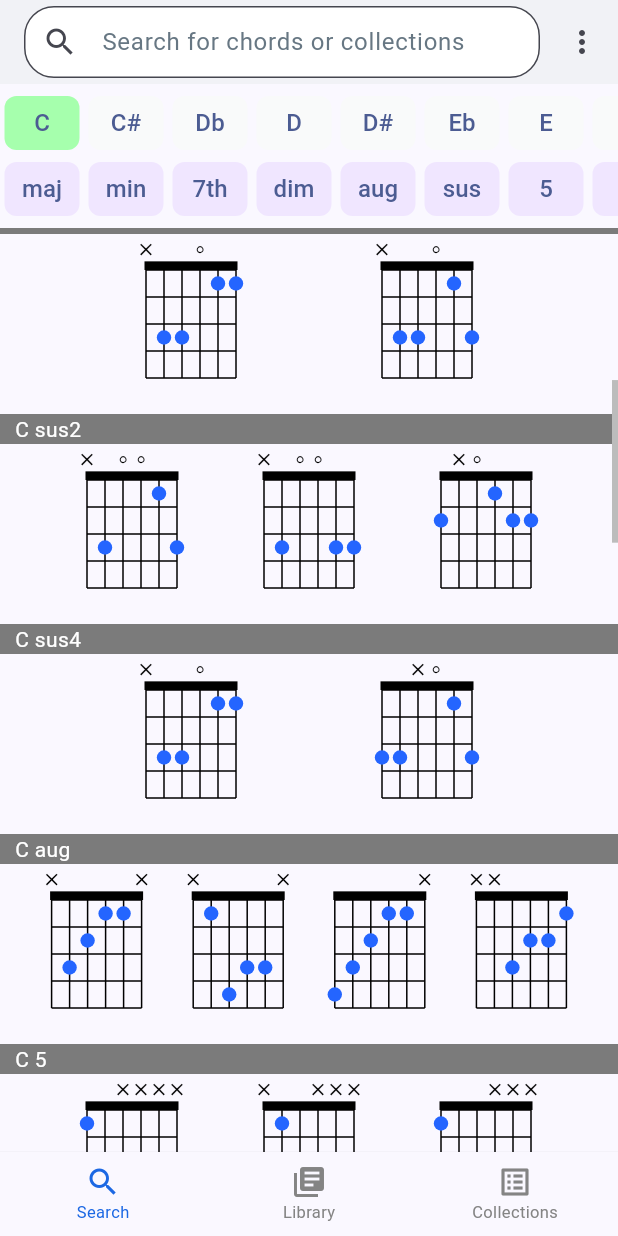
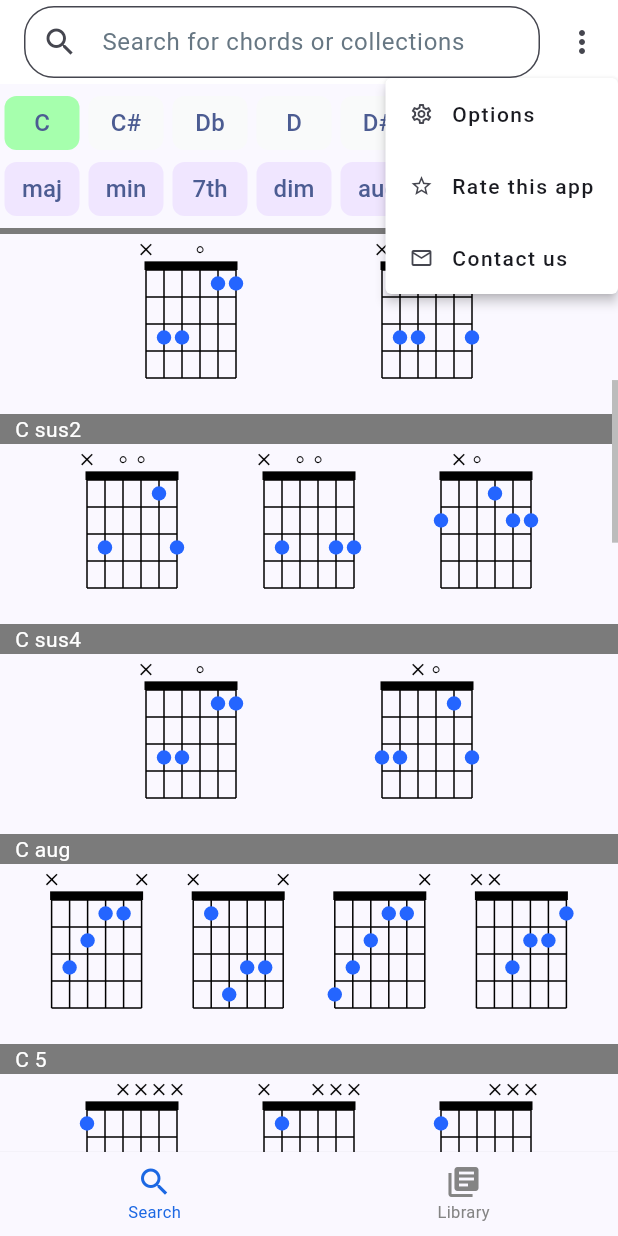
Before and after one commit to dantehemerson/chords-legacy, a Flutter app: the screen it shows after launch, scrolled down 576 dp, after a tap on the "more vert" icon, on a phone screen of 412 x 824 dp. Run offline on Flutter 3.47's test engine with Material 3 defaults, Android fonts, the phone set to English and light mode, and no system bars; our stand-ins replace flutter_keyboard_visibility; missing offline and left inert: flutter_midi_pro, keyboard_attachable.

Commit message:
Add menu options

```diff
--- a/lib/bottom_navigation_view/bottom_bar_view.dart
+++ b/lib/bottom_navigation_view/bottom_bar_view.dart
@@ -35,12 +35,12 @@ class BottomBar extends StatelessWidget {
           ),
           label: 'Library',
         ),
-        BottomNavigationBarItem(
-          icon: Icon(
-            Icons.list_alt,
-          ),
-          label: 'Collections',
-        ),
+        // BottomNavigationBarItem(
+        //   icon: Icon(
+        //     Icons.list_alt,
+        //   ),
+        //   label: 'Collections',
+        // ),
       ],
     );
   }
--- a/lib/views/chord_detail_view.dart
+++ b/lib/views/chord_detail_view.dart
@@ -12,7 +12,7 @@ class ChordDetailView extends StatelessWidget {
     return Scaffold(
         appBar: AppBar(
           title: Text(chord.name),
-          backgroundColor: Colors.blue,
+          backgroundColor: Colors.white,
         ),
         body: Column(children: [
           Column(children: [
--- a/lib/views/search_view.dart
+++ b/lib/views/search_view.dart
@@ -21,13 +21,12 @@ class SearchViewState extends State<SearchView> {
   FiltersModel filters = FiltersModel();
   TextEditingController txt = TextEditingController();
   FocusNode searchFieldFocusNode = FocusNode();
-  // isSearching is attached to the focus of the searchField
   bool _isSearching = false;
 
   @override
   void initState() {
     super.initState();
-    searchFieldFocusNode = FocusNode(debugLabel: 'Button');
+    searchFieldFocusNode = FocusNode();
     searchFieldFocusNode.addListener(_handleFocusChange);
   }
 
@@ -72,6 +71,7 @@ class SearchViewState extends State<SearchView> {
                   textInputAction: TextInputAction.search,
                   focusNode: searchFieldFocusNode,
                   autocorrect: false,
+                  enableSuggestions: false,
                   autofocus: _isSearching,
                   onChanged: (s) => {_updateSearchText(s)},
                   decoration: const InputDecoration(
@@ -103,10 +103,76 @@ class SearchViewState extends State<SearchView> {
                       child: const Text('Cancel'),
                     ),
                   )
-                : IconButton(
-                    icon: const Icon(Icons.more_vert),
-                    onPressed: () {},
-                  )
+                : MenuAnchor(
+                    style: MenuStyle(
+                      backgroundColor: MaterialStateProperty.all(Colors.white),
+                      padding:
+                          MaterialStateProperty.all(const EdgeInsets.all(0)),
+                    ),
+                    menuChildren: [
+                      MenuItemButton(
+                        onPressed: () {},
+                        child: Text(
+                          'Options',
+                          softWrap: true,
+                          style: TextStyle(letterSpacing: 1),
+                        ),
+                        leadingIcon: Icon(
+                          Icons.settings_outlined,
+                          size: 16,
+                        ),
+                        style: ButtonStyle(
+                          padding: MaterialStateProperty.all(
+                              const EdgeInsets.only(left: 16, right: 16)),
+                        ),
+                      ),
+                      MenuItemButton(
+                        onPressed: () {},
+                        child: Text(
+                          'Rate this app',
+                          softWrap: true,
+                          style: TextStyle(letterSpacing: 1),
+                        ),
+                        leadingIcon: Icon(
+                          Icons.star_outline,
+                          size: 16,
+                        ),
+                        style: ButtonStyle(
+                          padding: MaterialStateProperty.all(
+                              const EdgeInsets.only(left: 16, right: 16)),
+                        ),
+                      ),
+                      MenuItemButton(
+                        onPressed: () {},
+                        child: Text(
+                          'Contact us',
+                          softWrap: true,
+                          style: TextStyle(letterSpacing: 1),
+                        ),
+                        leadingIcon: Icon(
+                          Icons.mail_outline,
+                          size: 16,
+                        ),
+                        style: ButtonStyle(
+                          padding: MaterialStateProperty.all(
+                              const EdgeInsets.only(left: 16, right: 16)),
+                        ),
+                      )
+                    ],
+                    builder: (BuildContext context, MenuController controller,
+                        Widget? child) {
+                      return IconButton(
+                        icon: const Icon(Icons.more_vert),
+                        tooltip: 'Menu options',
+                        onPressed: () {
+                          if (controller.isOpen) {
+                            controller.close();
+                          } else {
+                            controller.open();
+                          }
+                        },
+                      );
+                    }),
           ],
         ),
         body: (_isSearching || txt.text.isNotEmpty)
```
Also changed, not shown: lib/views/search_results_view.dart (+30 -30 lines).
